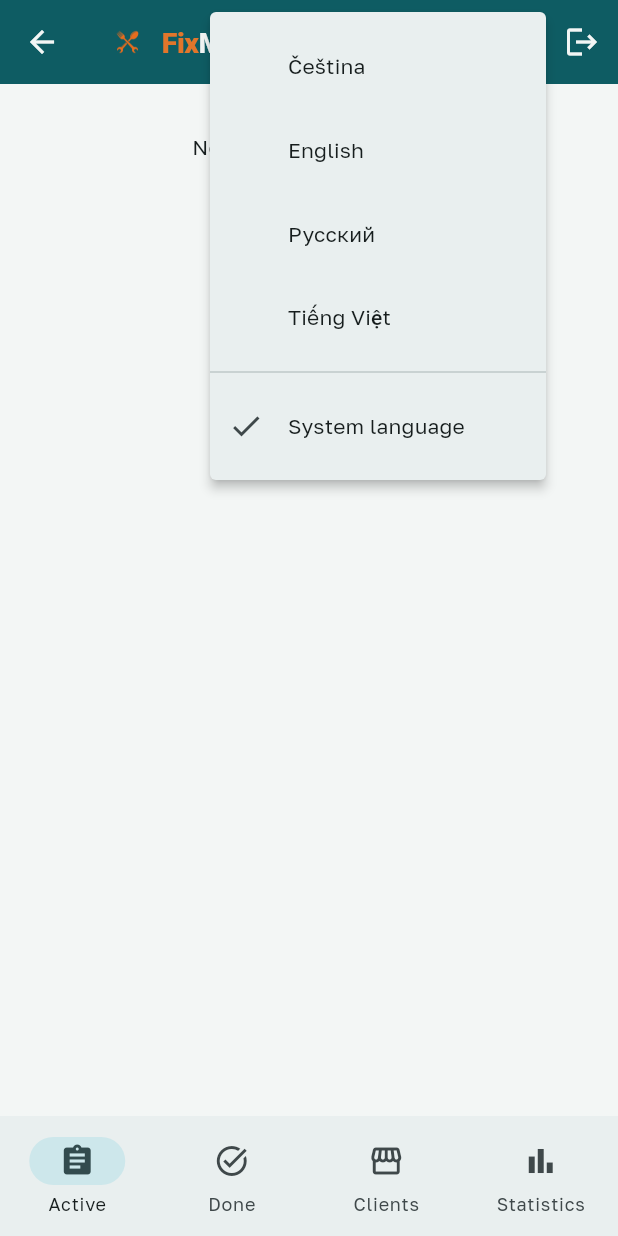
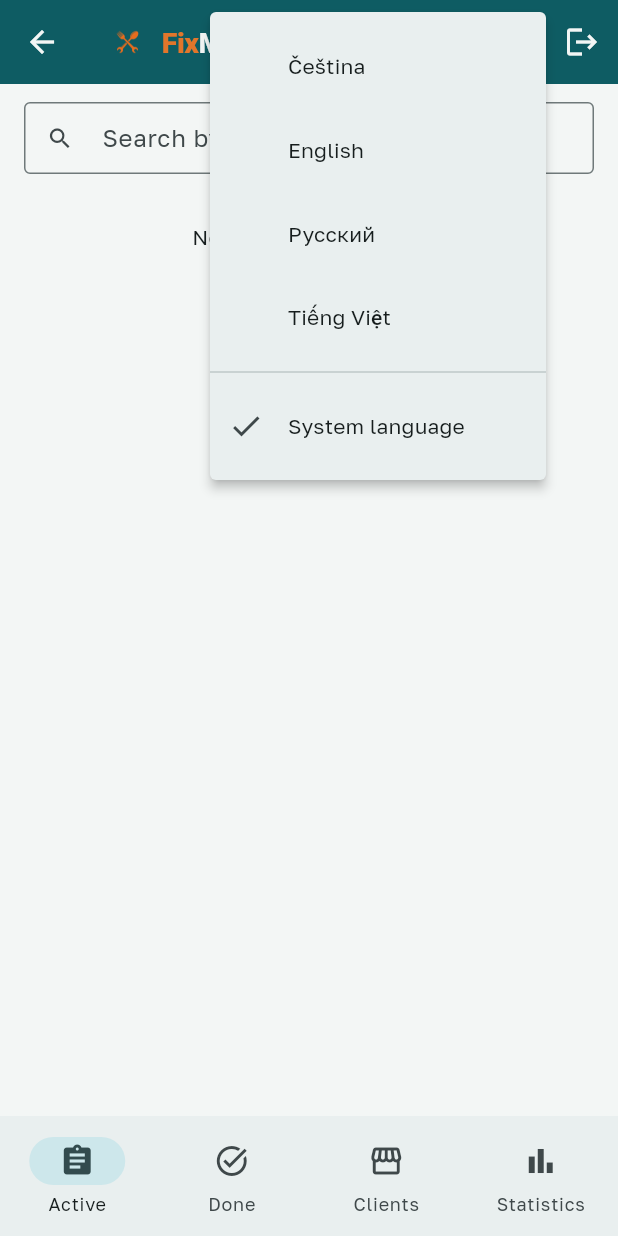
Before and after one commit to savvivs-droid/Project-service, a Flutter app: the AdminHomeScreen screen opened directly with empty values, after a tap on the "language" icon, on a phone screen of 412 x 824 dp. Run offline on Flutter 3.47's test engine with Material 3 defaults, Android fonts, the phone set to English and light mode, and no system bars; our stand-ins replace firebase_core, firebase_messaging, flutter_dotenv, image_picker, shared_preferences, supabase_flutter; accounts and stored records are empty; network calls fail.

```diff
--- a/lib/features/home/admin_home_screen.dart
+++ b/lib/features/home/admin_home_screen.dart
@@ -146,12 +146,20 @@ class _RequestsTab extends StatefulWidget {
 
 class _RequestsTabState extends State<_RequestsTab> {
   final _repository = ServiceRequestRepository();
+  final _searchController = TextEditingController();
   late Future<List<RequestListItem>> _requestsFuture;
+  String _query = '';
 
   @override
   void initState() {
     super.initState();
     _requestsFuture = _repository.fetchAll();
+  }
+
+  @override
+  void dispose() {
+    _searchController.dispose();
+    super.dispose();
   }
 
   Future<void> _refresh() async {
@@ -169,9 +177,34 @@ class _RequestsTabState extends State<_RequestsTab> {
     if (changed == true) _refresh();
   }
 
+  // Поиск только по адресу заведения и телефону клиента, как и просили
+  // — не по названию/описанию.
+  bool _matchesQuery(RequestListItem item) {
+    if (_query.isEmpty) return true;
+    final address = item.establishmentAddress?.toLowerCase() ?? '';
+    final phone = item.clientPhone?.toLowerCase() ?? '';
+    return address.contains(_query) || phone.contains(_query);
+  }
+
   @override
   Widget build(BuildContext context) {
-    return FutureBuilder<List<RequestListItem>>(
+    return Column(
+      children: [
+        Padding(
+          padding: const EdgeInsets.fromLTRB(16, 12, 16, 0),
+          child: TextField(
+            controller: _searchController,
+            decoration: InputDecoration(
+              hintText: context.l10n.searchByAddressOrPhoneHint,
+              prefixIcon: const Icon(Icons.search),
+              isDense: true,
+            ),
+            onChanged: (value) =>
+                setState(() => _query = value.trim().toLowerCase()),
+          ),
+        ),
+        Expanded(
+          child: FutureBuilder<List<RequestListItem>>(
             future: _requestsFuture,
             builder: (context, snapshot) {
               if (snapshot.connectionState == ConnectionState.waiting) {
@@ -191,6 +224,7 @@ class _RequestsTabState extends State<_RequestsTab> {
 
               final items = (snapshot.data ?? const [])
                   .where((item) => item.request.status.isActive == widget.showActive)
+                  .where(_matchesQuery)
                   .toList();
 
               if (items.isEmpty) {
@@ -202,7 +236,9 @@ class _RequestsTabState extends State<_RequestsTab> {
                         padding: const EdgeInsets.all(32),
                         child: Center(
                           child: Text(
-                      widget.showActive
+                            _query.isNotEmpty
+                                ? context.l10n.searchNoResults
+                                : widget.showActive
                                     ? context.l10n.noActiveRequests
                                     : context.l10n.noDoneRequests,
                           ),
@@ -220,12 +256,16 @@ class _RequestsTabState extends State<_RequestsTab> {
                   itemCount: items.length,
                   itemBuilder: (context, index) => _RequestCard(
                     item: items[index],
-              hasUnread: widget.unreadRequestIds.contains(items[index].request.id),
+                    hasUnread:
+                        widget.unreadRequestIds.contains(items[index].request.id),
                     onTap: () => _openDetail(items[index]),
                   ),
                 ),
               );
             },
+          ),
+        ),
+      ],
     );
   }
 }
@@ -426,12 +466,20 @@ class _ClientsTab extends StatefulWidget {
 
 class _ClientsTabState extends State<_ClientsTab> {
   final _repository = EstablishmentRepository();
+  final _searchController = TextEditingController();
   late Future<List<Establishment>> _establishmentsFuture;
+  String _query = '';
 
   @override
   void initState() {
     super.initState();
     _establishmentsFuture = _repository.fetchAllForAdmin();
+  }
+
+  @override
+  void dispose() {
+    _searchController.dispose();
+    super.dispose();
   }
 
   Future<void> _refresh() async {
@@ -440,9 +488,32 @@ class _ClientsTabState extends State<_ClientsTab> {
     await future;
   }
 
+  bool _matchesQuery(Establishment establishment) {
+    if (_query.isEmpty) return true;
+    final address = establishment.address?.toLowerCase() ?? '';
+    final phone = establishment.contactPhone?.toLowerCase() ?? '';
+    return address.contains(_query) || phone.contains(_query);
+  }
+
   @override
   Widget build(BuildContext context) {
-    return FutureBuilder<List<Establishment>>(
+    return Column(
+      children: [
+        Padding(
+          padding: const EdgeInsets.fromLTRB(16, 12, 16, 0),
+          child: TextField(
+            controller: _searchController,
+            decoration: InputDecoration(
+              hintText: context.l10n.searchByAddressOrPhoneHint,
+              prefixIcon: const Icon(Icons.search),
+              isDense: true,
+            ),
+            onChanged: (value) =>
+                setState(() => _query = value.trim().toLowerCase()),
+          ),
+        ),
+        Expanded(
+          child: FutureBuilder<List<Establishment>>(
             future: _establishmentsFuture,
             builder: (context, snapshot) {
               if (snapshot.connectionState == ConnectionState.waiting) {
@@ -462,7 +533,9 @@ class _ClientsTabState extends State<_ClientsTab> {
                 );
               }
 
-        final establishments = snapshot.data ?? const [];
+              final establishments =
+                  (snapshot.data ?? const []).where(_matchesQuery).toList();
+
               if (establishments.isEmpty) {
                 return RefreshIndicator(
                   onRefresh: _refresh,
@@ -470,7 +543,13 @@ class _ClientsTabState extends State<_ClientsTab> {
                     children: [
                       Padding(
                         padding: const EdgeInsets.all(32),
-                  child: Center(child: Text(context.l10n.noEstablishments)),
+                        child: Center(
+                          child: Text(
+                            _query.isNotEmpty
+                                ? context.l10n.searchNoResults
+                                : context.l10n.noEstablishments,
+                          ),
+                        ),
                       ),
                     ],
                   ),
@@ -495,6 +574,9 @@ class _ClientsTabState extends State<_ClientsTab> {
                 ),
               );
             },
+          ),
+        ),
+      ],
     );
   }
 }
@@ -505,8 +587,21 @@ class _EstablishmentCard extends StatelessWidget {
   final Establishment establishment;
   final VoidCallback onTap;
 
+  Future<void> _call(BuildContext context) async {
+    final phone = establishment.contactPhone;
+    if (phone == null) return;
+    final opened = await launchPhoneCall(phone);
+    if (!opened && context.mounted) {
+      ScaffoldMessenger.of(context).showSnackBar(
+        SnackBar(content: Text(context.l10n.callError)),
+      );
+    }
+  }
+
   @override
   Widget build(BuildContext context) {
+    final colorScheme = Theme.of(context).colorScheme;
+
     return Card(
       margin: const EdgeInsets.only(bottom: 8),
       child: InkWell(
@@ -542,10 +637,32 @@ class _EstablishmentCard extends StatelessWidget {
                 ),
               ],
               if (establishment.contactPhone != null) ...[
-                const SizedBox(height: 2),
+                const SizedBox(height: 4),
+                Align(
+                  alignment: Alignment.centerLeft,
+                  child: InkWell(
+                    onTap: () => _call(context),
+                    borderRadius: BorderRadius.circular(4),
+                    child: Padding(
+                      padding: const EdgeInsets.symmetric(vertical: 2),
+                      child: Row(
+                        mainAxisSize: MainAxisSize.min,
+                        children: [
+                          Icon(Icons.call, size: 15, color: colorScheme.primary),
+                          const SizedBox(width: 4),
                           Text(
                             establishment.contactPhone!,
-                  style: Theme.of(context).textTheme.bodySmall,
+                            style: TextStyle(
+                              color: colorScheme.primary,
+                              decoration: TextDecoration.underline,
+                              fontSize: 12,
+                              fontWeight: FontWeight.w600,
+                            ),
+                          ),
+                        ],
+                      ),
+                    ),
+                  ),
                 ),
               ],
             ],
--- a/lib/l10n/app_cs.arb
+++ b/lib/l10n/app_cs.arb
@@ -719,5 +719,13 @@
         "type": "String"
       }
     }
+  },
+  "searchByAddressOrPhoneHint": "Hledat podle adresy nebo telefonu",
+  "@searchByAddressOrPhoneHint": {
+    "description": "Admin: requests/clients search field hint"
+  },
+  "searchNoResults": "Nic nenalezeno",
+  "@searchNoResults": {
+    "description": "Admin: search returned no results"
   }
 }
--- a/lib/l10n/app_en.arb
+++ b/lib/l10n/app_en.arb
@@ -719,5 +719,13 @@
         "type": "String"
       }
     }
+  },
+  "searchByAddressOrPhoneHint": "Search by address or phone",
+  "@searchByAddressOrPhoneHint": {
+    "description": "Admin: requests/clients search field hint"
+  },
+  "searchNoResults": "No results found",
+  "@searchNoResults": {
+    "description": "Admin: search returned no results"
   }
 }
--- a/lib/l10n/app_ru.arb
+++ b/lib/l10n/app_ru.arb
@@ -719,5 +719,13 @@
         "type": "String"
       }
     }
+  },
+  "searchByAddressOrPhoneHint": "Поиск по адресу или телефону",
+  "@searchByAddressOrPhoneHint": {
+    "description": "Admin: requests/clients search field hint"
+  },
+  "searchNoResults": "Ничего не найдено",
+  "@searchNoResults": {
+    "description": "Admin: search returned no results"
   }
 }
--- a/lib/l10n/app_vi.arb
+++ b/lib/l10n/app_vi.arb
@@ -719,5 +719,13 @@
         "type": "String"
       }
     }
+  },
+  "searchByAddressOrPhoneHint": "Tìm theo địa chỉ hoặc số điện thoại",
+  "@searchByAddressOrPhoneHint": {
+    "description": "Admin: requests/clients search field hint"
+  },
+  "searchNoResults": "Không tìm thấy kết quả",
+  "@searchNoResults": {
+    "description": "Admin: search returned no results"
   }
 }
```
Also changed, not shown: lib/l10n/generated/app_localizations.dart, lib/l10n/generated/app_localizations_cs.dart, lib/l10n/generated/app_localizations_en.dart, lib/l10n/generated/app_localizations_ru.dart, lib/l10n/generated/app_localizations_vi.dart. Lines whose indentation alone changed are shown as unchanged.
